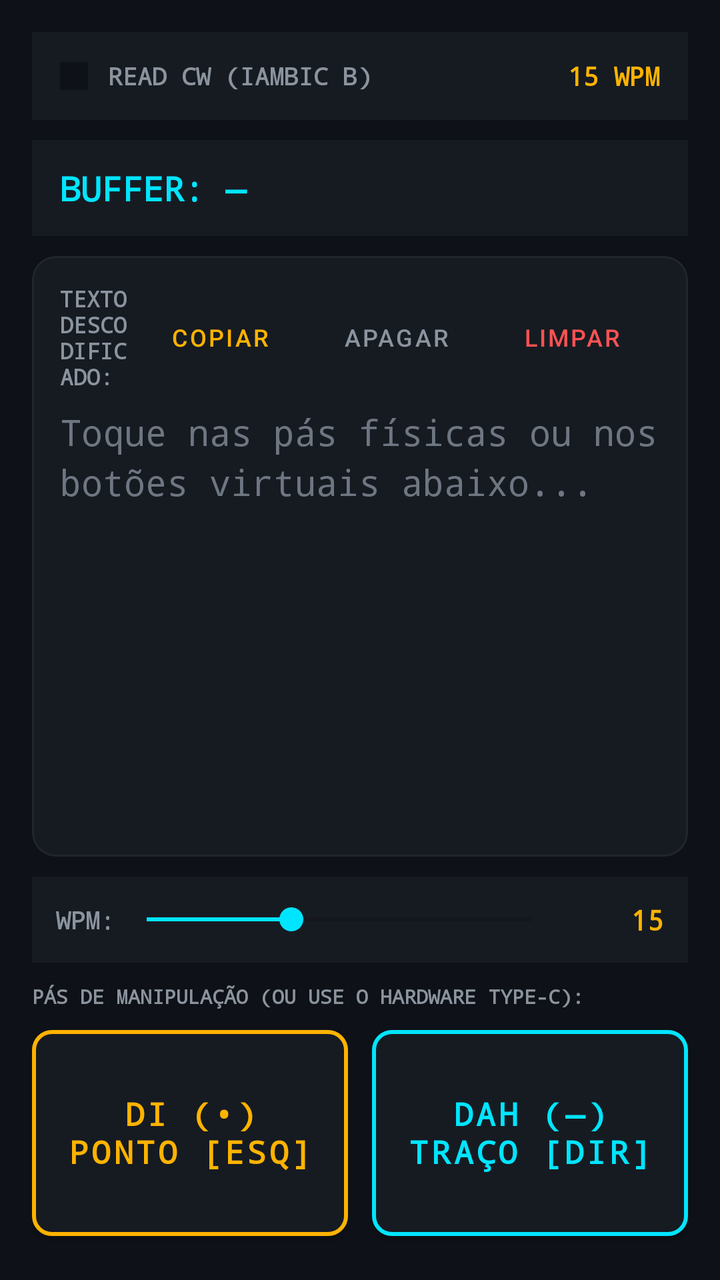
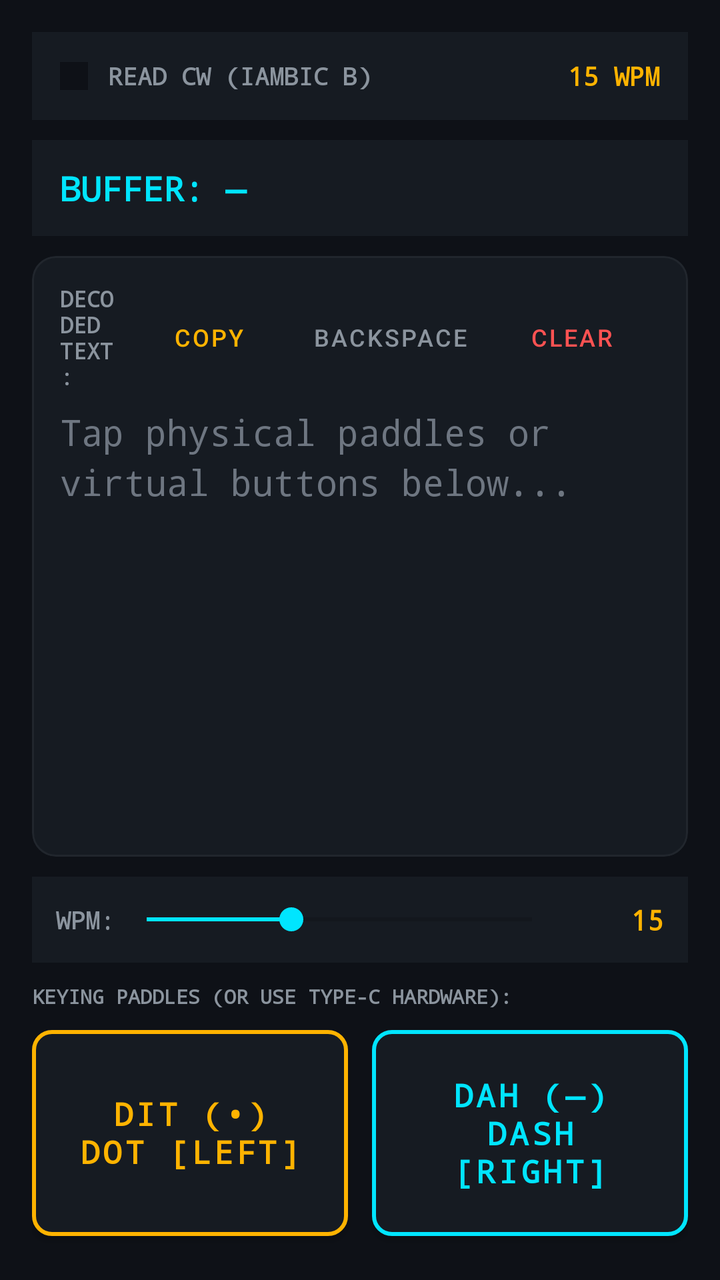

Before-and-after screenshots of an Android layout around one commit, followed by the original layout XML and the change that was made.
<!-- AndroidManifest.xml: application theme Theme.MorseGO -->
<!-- res/layout/fragment_keyer.xml -->
<?xml version="1.0" encoding="utf-8"?>
<LinearLayout xmlns:android="http://schemas.android.com/apk/res/android"
    xmlns:app="http://schemas.android.com/apk/res-auto"
    android:layout_width="match_parent"
    android:layout_height="match_parent"
    android:background="@color/radio_dark"
    android:orientation="vertical"
    android:padding="16dp">

    
    <LinearLayout
        android:layout_width="match_parent"
        android:layout_height="44dp"
        android:background="@color/radio_surface"
        android:gravity="center_vertical"
        android:orientation="horizontal"
        android:paddingStart="14dp"
        android:paddingEnd="14dp">

        <View
            android:id="@+id/ledTxIndicator"
            android:layout_width="14dp"
            android:layout_height="14dp"
            android:background="@color/radio_dark" />

        <TextView
            android:id="@+id/tvTxStatus"
            android:layout_width="0dp"
            android:layout_height="wrap_content"
            android:layout_marginStart="10dp"
            android:layout_weight="1"
            android:fontFamily="monospace"
            android:text="READ CW (IAMBIC B)"
            android:textColor="@color/text_secondary"
            android:textSize="12sp"
            android:textStyle="bold" />

        <TextView
            android:id="@+id/tvKeyerWpm"
            android:layout_width="wrap_content"
            android:layout_height="wrap_content"
            android:fontFamily="monospace"
            android:text="15 WPM"
            android:textColor="@color/morse_amber"
            android:textSize="13sp"
            android:textStyle="bold" />
    </LinearLayout>

    
    <LinearLayout
        android:layout_width="match_parent"
        android:layout_height="48dp"
        android:layout_marginTop="10dp"
        android:background="@color/radio_surface"
        android:gravity="center_vertical"
        android:paddingStart="14dp"
        android:paddingEnd="14dp">

        <TextView
            android:id="@+id/tvBuffer"
            android:layout_width="match_parent"
            android:layout_height="wrap_content"
            android:fontFamily="monospace"
            android:text="BUFFER: —"
            android:textColor="@color/morse_cyan"
            android:textSize="17sp"
            android:textStyle="bold" />
    </LinearLayout>

    
    <com.google.android.material.card.MaterialCardView
        android:layout_width="match_parent"
        android:layout_height="0dp"
        android:layout_marginTop="10dp"
        android:layout_weight="1"
        android:backgroundTint="@color/radio_surface"
        app:cardCornerRadius="12dp"
        app:cardElevation="0dp"
        app:strokeColor="@color/radio_surface_variant"
        app:strokeWidth="1dp">

        <LinearLayout
            android:layout_width="match_parent"
            android:layout_height="match_parent"
            android:orientation="vertical"
            android:padding="14dp">

            <LinearLayout
                android:layout_width="match_parent"
                android:layout_height="wrap_content"
                android:gravity="center_vertical"
                android:orientation="horizontal">

                <TextView
                    android:layout_width="0dp"
                    android:layout_height="wrap_content"
                    android:layout_weight="1"
                    android:fontFamily="monospace"
                    android:text="TEXTO DESCODIFICADO:"
                    android:textColor="@color/text_secondary"
                    android:textSize="11sp"
                    android:textStyle="bold" />

                <Button
                    android:id="@+id/btnCopyText"
                    style="@style/Widget.MaterialComponents.Button.TextButton"
                    android:layout_width="wrap_content"
                    android:layout_height="wrap_content"
                    android:text="Copiar"
                    android:textColor="@color/morse_amber"
                    android:textSize="12sp" />

                <Button
                    android:id="@+id/btnBackspace"
                    style="@style/Widget.MaterialComponents.Button.TextButton"
                    android:layout_width="wrap_content"
                    android:layout_height="wrap_content"
                    android:text="Apagar"
                    android:textColor="@color/text_secondary"
                    android:textSize="12sp" />

                <Button
                    android:id="@+id/btnClearText"
                    style="@style/Widget.MaterialComponents.Button.TextButton"
                    android:layout_width="wrap_content"
                    android:layout_height="wrap_content"
                    android:text="Limpar"
                    android:textColor="@color/morse_red"
                    android:textSize="12sp" />
            </LinearLayout>

            <TextView
                android:id="@+id/tvDecodedOutput"
                android:layout_width="match_parent"
                android:layout_height="match_parent"
                android:layout_marginTop="8dp"
                android:fontFamily="monospace"
                android:hint="Toque nas pás físicas ou nos botões virtuais abaixo..."
                android:lineSpacingExtra="4dp"
                android:textColor="@color/text_primary"
                android:textColorHint="@color/text_tertiary"
                android:textSize="18sp" />
        </LinearLayout>
    </com.google.android.material.card.MaterialCardView>

    
    <LinearLayout
        android:layout_width="match_parent"
        android:layout_height="wrap_content"
        android:layout_marginTop="10dp"
        android:background="@color/radio_surface"
        android:gravity="center_vertical"
        android:orientation="horizontal"
        android:padding="12dp">

        <TextView
            android:layout_width="wrap_content"
            android:layout_height="wrap_content"
            android:fontFamily="monospace"
            android:text="WPM:"
            android:textColor="@color/text_secondary"
            android:textSize="12sp"
            android:textStyle="bold" />

        <SeekBar
            android:id="@+id/seekWpm"
            android:layout_width="0dp"
            android:layout_height="wrap_content"
            android:layout_weight="1"
            android:max="40"
            android:progress="15" />

        <TextView
            android:id="@+id/tvSeekWpmValue"
            android:layout_width="50dp"
            android:layout_height="wrap_content"
            android:fontFamily="monospace"
            android:gravity="end"
            android:text="15"
            android:textColor="@color/morse_amber"
            android:textSize="14sp"
            android:textStyle="bold" />
    </LinearLayout>

    
    <TextView
        android:layout_width="wrap_content"
        android:layout_height="wrap_content"
        android:layout_marginTop="10dp"
        android:layout_marginBottom="4dp"
        android:fontFamily="monospace"
        android:text="PÁS DE MANIPULAÇÃO (OU USE O HARDWARE TYPE-C):"
        android:textColor="@color/text_secondary"
        android:textSize="10sp"
        android:textStyle="bold" />

    <LinearLayout
        android:layout_width="match_parent"
        android:layout_height="115dp"
        android:splitMotionEvents="true"
        android:orientation="horizontal">

        <Button
            android:id="@+id/btnFreeDit"
            android:layout_width="0dp"
            android:layout_height="match_parent"
            android:layout_marginEnd="6dp"
            android:layout_weight="1"
            android:backgroundTint="@color/radio_surface"
            android:fontFamily="monospace"
            android:text="DI (•)\nPONTO [ESQ]"
            android:textColor="@color/morse_amber"
            android:textSize="16sp"
            android:textStyle="bold"
            app:cornerRadius="10dp"
            app:strokeColor="@color/morse_amber"
            app:strokeWidth="2dp" />

        <Button
            android:id="@+id/btnFreeDah"
            android:layout_width="0dp"
            android:layout_height="match_parent"
            android:layout_marginStart="6dp"
            android:layout_weight="1"
            android:backgroundTint="@color/radio_surface"
            android:fontFamily="monospace"
            android:text="DAH (—)\nTRAÇO [DIR]"
            android:textColor="@color/morse_cyan"
            android:textSize="16sp"
            android:textStyle="bold"
            app:cornerRadius="10dp"
            app:strokeColor="@color/morse_cyan"
            app:strokeWidth="2dp" />
    </LinearLayout>

</LinearLayout>
<!-- resources referenced by this layout -->
<resources>
  <color name="morse_amber">#FFB300</color>
  <color name="morse_cyan">#00E5FF</color>
  <color name="morse_red">#FF5252</color>
  <color name="radio_dark">#0E1117</color>
  <color name="radio_surface">#161B22</color>
  <color name="radio_surface_variant">#21262D</color>
  <color name="text_primary">#F0F6FC</color>
  <color name="text_secondary">#8B949E</color>
  <color name="text_tertiary">#6E7681</color>
  <style name="Theme.MorseGO" parent="Theme.MaterialComponents.DayNight.NoActionBar">
          
          <item name="colorPrimary">@color/morse_amber</item>
          <item name="colorPrimaryVariant">@color/morse_amber_dark</item>
          <item name="colorOnPrimary">@color/radio_dark</item>
  
          
          <item name="colorSecondary">@color/morse_cyan</item>
          <item name="colorSecondaryVariant">@color/morse_cyan_dark</item>
          <item name="colorOnSecondary">@color/radio_dark</item>
  
          
          <item name="android:colorBackground">@color/radio_dark</item>
          <item name="colorSurface">@color/radio_surface</item>
          <item name="colorOnSurface">@color/text_primary</item>
  
          
          <item name="android:statusBarColor">@color/radio_dark</item>
          <item name="android:navigationBarColor">@color/radio_dark</item>
          <item name="android:windowLightStatusBar">false</item>
      </style>
  <color name="morse_amber_dark">#FF8F00</color>
  <color name="morse_cyan_dark">#00B0FF</color>
</resources>

<!-- the commit's change to res/layout/fragment_keyer.xml (unified diff, before → after) -->
@@ -96,7 +96,7 @@
                     android:layout_height="wrap_content"
                     android:layout_weight="1"
                     android:fontFamily="monospace"
-                    android:text="TEXTO DESCODIFICADO:"
+                    android:text="@string/keyer_decoded_text_header"
                     android:textColor="@color/text_secondary"
                     android:textSize="11sp"
                     android:textStyle="bold" />
@@ -106,7 +106,7 @@
                     style="@style/Widget.MaterialComponents.Button.TextButton"
                     android:layout_width="wrap_content"
                     android:layout_height="wrap_content"
-                    android:text="Copiar"
+                    android:text="@string/keyer_btn_copy"
                     android:textColor="@color/morse_amber"
                     android:textSize="12sp" />
 
@@ -115,7 +115,7 @@
                     style="@style/Widget.MaterialComponents.Button.TextButton"
                     android:layout_width="wrap_content"
                     android:layout_height="wrap_content"
-                    android:text="Apagar"
+                    android:text="@string/keyer_btn_backspace"
                     android:textColor="@color/text_secondary"
                     android:textSize="12sp" />
 
@@ -124,7 +124,7 @@
                     style="@style/Widget.MaterialComponents.Button.TextButton"
                     android:layout_width="wrap_content"
                     android:layout_height="wrap_content"
-                    android:text="Limpar"
+                    android:text="@string/keyer_btn_clear"
                     android:textColor="@color/morse_red"
                     android:textSize="12sp" />
             </LinearLayout>
@@ -135,7 +135,7 @@
                 android:layout_height="match_parent"
                 android:layout_marginTop="8dp"
                 android:fontFamily="monospace"
-                android:hint="Toque nas pás físicas ou nos botões virtuais abaixo..."
+                android:hint="@string/keyer_decoded_hint"
                 android:lineSpacingExtra="4dp"
                 android:textColor="@color/text_primary"
                 android:textColorHint="@color/text_tertiary"
@@ -157,7 +157,7 @@
             android:layout_width="wrap_content"
             android:layout_height="wrap_content"
             android:fontFamily="monospace"
-            android:text="WPM:"
+            android:text="@string/keyer_wpm_label"
             android:textColor="@color/text_secondary"
             android:textSize="12sp"
             android:textStyle="bold" />
@@ -189,7 +189,7 @@
         android:layout_marginTop="10dp"
         android:layout_marginBottom="4dp"
         android:fontFamily="monospace"
-        android:text="PÁS DE MANIPULAÇÃO (OU USE O HARDWARE TYPE-C):"
+        android:text="@string/keyer_paddles_header"
         android:textColor="@color/text_secondary"
         android:textSize="10sp"
         android:textStyle="bold" />
@@ -208,7 +208,7 @@
             android:layout_weight="1"
             android:backgroundTint="@color/radio_surface"
             android:fontFamily="monospace"
-            android:text="DI (•)\nPONTO [ESQ]"
+            android:text="@string/keyer_paddle_dit"
             android:textColor="@color/morse_amber"
             android:textSize="16sp"
             android:textStyle="bold"
@@ -224,7 +224,7 @@
             android:layout_weight="1"
             android:backgroundTint="@color/radio_surface"
             android:fontFamily="monospace"
-            android:text="DAH (—)\nTRAÇO [DIR]"
+            android:text="@string/keyer_paddle_dah"
             android:textColor="@color/morse_cyan"
             android:textSize="16sp"
             android:textStyle="bold"
<!-- resource entries referenced after the edit -->
@@ -9,6 +9,15 @@
   <color name="text_primary">#F0F6FC</color>
   <color name="text_secondary">#8B949E</color>
   <color name="text_tertiary">#6E7681</color>
+  <string name="keyer_btn_backspace">Backspace</string>
+  <string name="keyer_btn_clear">Clear</string>
+  <string name="keyer_btn_copy">Copy</string>
+  <string name="keyer_decoded_hint">Tap physical paddles or virtual buttons below...</string>
+  <string name="keyer_decoded_text_header">DECODED TEXT:</string>
+  <string name="keyer_paddle_dah">DAH (—)\nDASH [RIGHT]</string>
+  <string name="keyer_paddle_dit">DIT (•)\nDOT [LEFT]</string>
+  <string name="keyer_paddles_header">KEYING PADDLES (OR USE TYPE-C HARDWARE):</string>
+  <string name="keyer_wpm_label">WPM:</string>
   <style name="Theme.MorseGO" parent="Theme.MaterialComponents.DayNight.NoActionBar">
           
           <item name="colorPrimary">@color/morse_amber</item>
